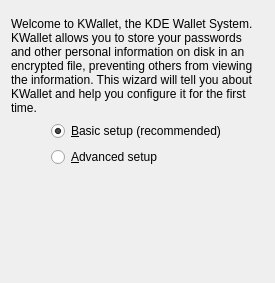
Old version of the form kwalletd/kwalletwizardpageintro.ui in the repository KDE/kde-runtime.
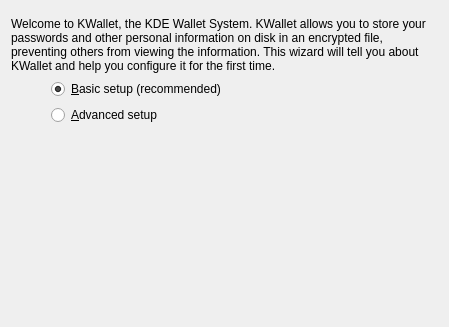
New version of the form. Custom widgets are drawn as their Qt base class.

```diff
--- a/kwalletd/kwalletwizardpageintro.ui
+++ b/kwalletd/kwalletwizardpageintro.ui
@@ -6,8 +6,8 @@
    <rect>
     <x>0</x>
     <y>0</y>
-    <width>275</width>
-    <height>283</height>
+    <width>449</width>
+    <height>327</height>
    </rect>
   </property>
   <layout class="QVBoxLayout" name="verticalLayout">
```
